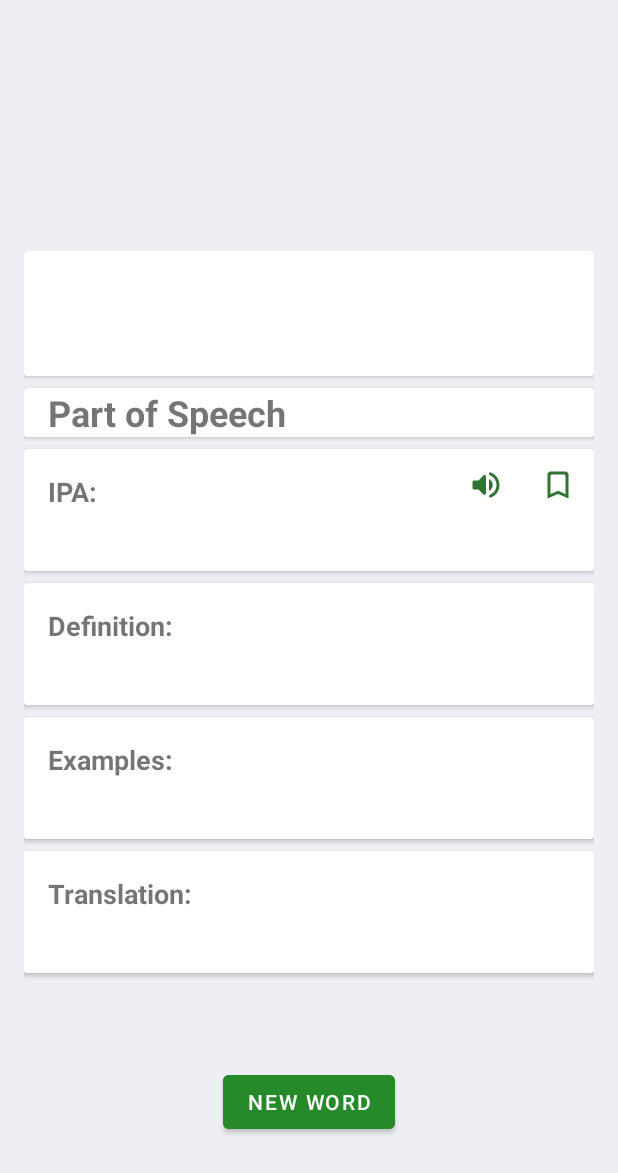
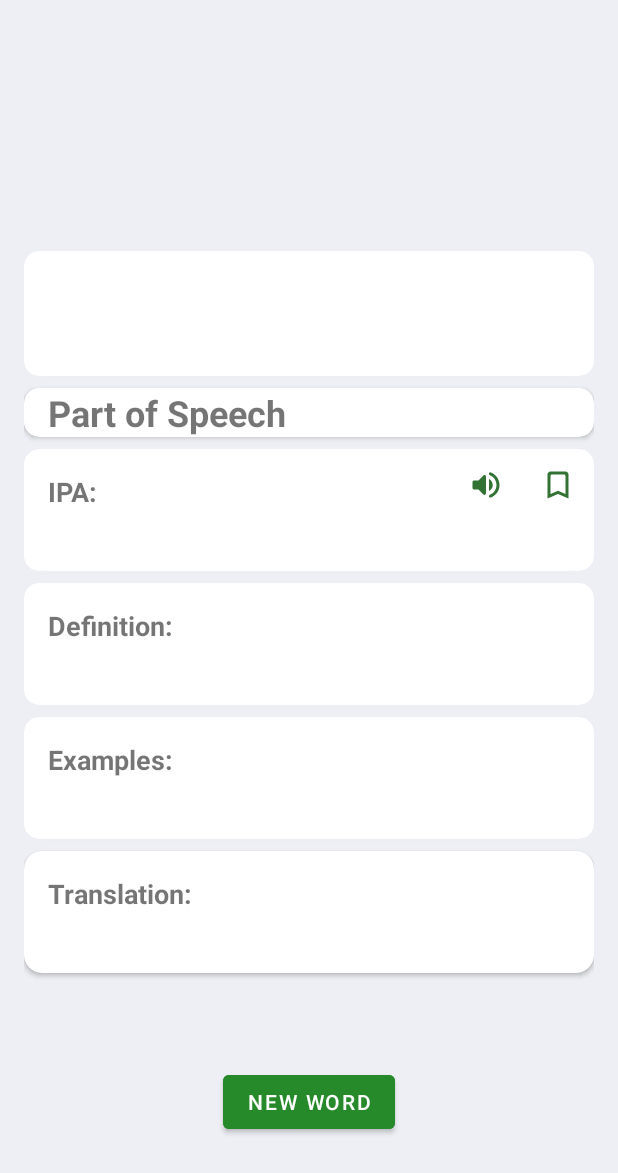
Before and after one commit to Nanrbet/Mwaghavul-Language-App, an Android app built with Jetpack Compose: the layout fragment_home.xml on its own in the app's theme, with its tools: preview values and no code run, on a phone screen of 412 x 824 dp. Shown: the top 1173 px of the screen. Run offline under Robolectric (Android 15) with nearby library versions, the phone set to English and light mode, and no system bars; network calls fail.

Commit message:
Updated Cardview corners

```diff
--- a/app/src/main/res/drawable/rounded_listview.xml
+++ b/app/src/main/res/drawable/rounded_listview.xml
@@ -2,5 +2,5 @@
 <shape xmlns:android="http://schemas.android.com/apk/res/android"
     android:shape="rectangle">
     <padding android:right="16dp"/>
-    <corners android:radius="24dp"/>
+    <corners android:radius="20dp"/>
 </shape>
--- a/app/src/main/res/layout/fragment_home.xml
+++ b/app/src/main/res/layout/fragment_home.xml
@@ -1,7 +1,8 @@
 <?xml version="1.0" encoding="utf-8"?>
 <RelativeLayout xmlns:android="http://schemas.android.com/apk/res/android"
     android:layout_width="match_parent"
-    android:layout_height="match_parent">
+    android:layout_height="match_parent"
+    xmlns:app="http://schemas.android.com/apk/res-auto">
 
     <ScrollView
         android:layout_width="match_parent"
@@ -21,6 +22,7 @@
                 android:layout_width="match_parent"
                 android:layout_height="wrap_content"
                 android:layout_marginBottom="8dp"
+                app:cardCornerRadius="10dp"
                 android:elevation="4dp">
 
                 <LinearLayout
@@ -47,6 +49,7 @@
                 android:layout_width="match_parent"
                 android:layout_height="wrap_content"
                 android:layout_marginBottom="8dp"
+                app:cardCornerRadius="10dp"
                 android:elevation="4dp">
                 <LinearLayout
                     android:layout_width="wrap_content"
@@ -73,7 +76,7 @@
                 android:layout_width="match_parent"
                 android:layout_height="wrap_content"
                 android:layout_marginBottom="8dp"
-                android:background="@drawable/rounded_corners"
+                app:cardCornerRadius="10dp"
                 android:elevation="4dp">
 
                 <LinearLayout
@@ -127,6 +130,7 @@
                 android:layout_width="match_parent"
                 android:layout_height="wrap_content"
                 android:layout_marginBottom="8dp"
+                app:cardCornerRadius="10dp"
                 android:elevation="4dp">
 
                 <LinearLayout
@@ -156,6 +160,7 @@
                 android:layout_width="match_parent"
                 android:layout_height="wrap_content"
                 android:layout_marginBottom="8dp"
+                app:cardCornerRadius="10dp"
                 android:elevation="4dp">
 
                 <LinearLayout
@@ -186,6 +191,7 @@
                 android:layout_width="match_parent"
                 android:layout_height="wrap_content"
                 android:layout_marginBottom="8dp"
+                app:cardCornerRadius="12dp"
                 android:elevation="4dp">
 
                 <LinearLayout
```
Also changed, not shown: app/src/main/res/layout/fragment_detail.xml (+7 -1 lines).
